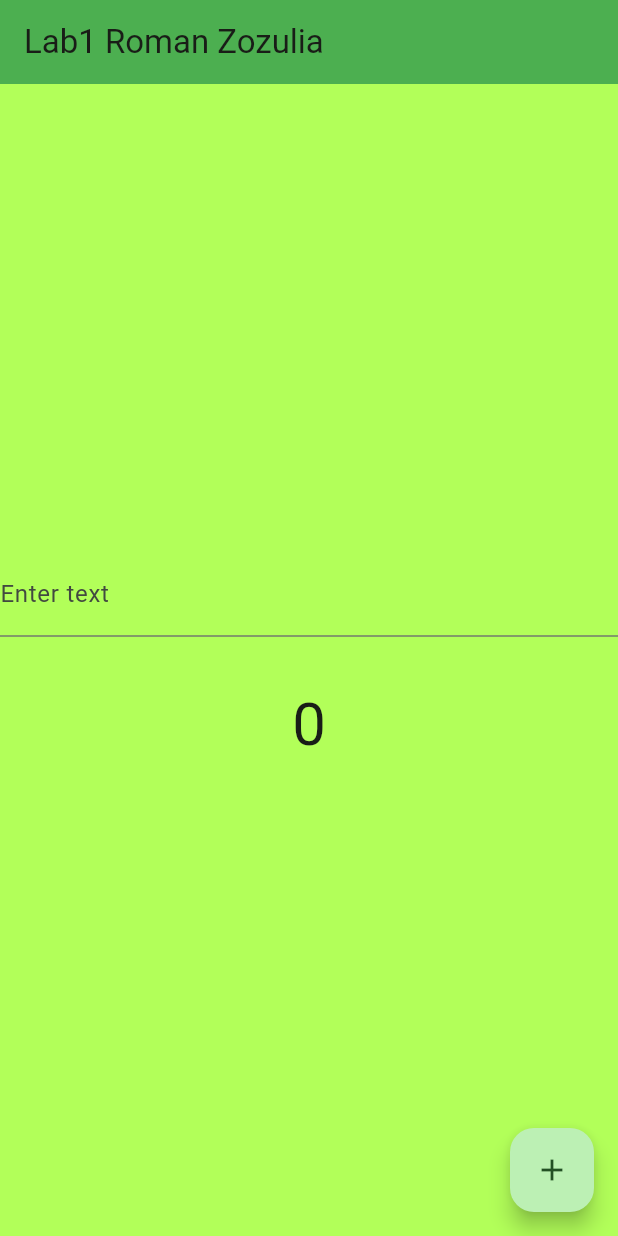
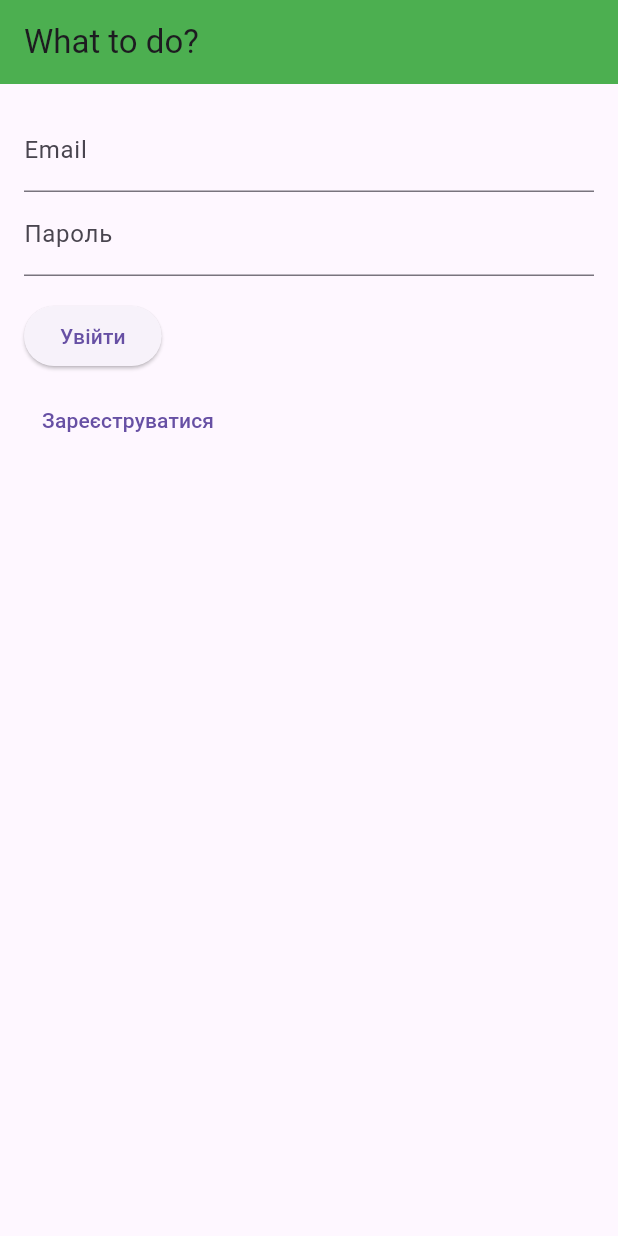
Before and after one commit to romanzeze/mobile_app, a Flutter app: the screen it shows after launch, on a phone screen of 412 x 824 dp. Run offline on Flutter 3.47's test engine with Material 3 defaults, Android fonts, the phone set to English and light mode, and no system bars.

Commit message:
finish lab2

```diff
--- a/lib/main.dart
+++ b/lib/main.dart
@@ -1,4 +1,8 @@
 import 'package:flutter/material.dart';
+import 'package:mobile_app/pages/login.dart';
+import 'package:mobile_app/pages/home.dart';
+import 'package:mobile_app/pages/registration.dart';
+import 'package:mobile_app/pages/profile.dart';
 
 void main() {
   runApp(MyApp());
@@ -8,97 +12,14 @@ class MyApp extends StatelessWidget {
   @override
   Widget build(BuildContext context) {
     return MaterialApp(
-      title: '~Lab1 Roman Zozulia',
-      theme: ThemeData(
-        colorScheme: ColorScheme.fromSeed(seedColor: Colors.green),
-        useMaterial3: true,
-
-      ),
-      home: IncrementScreen(),
+      title: 'My App',
+      initialRoute: '/login',
+      routes: {
+        '/login': (context) => LoginPage(),
+        '/home': (context) => Home(),
+        '/profile': (context) => ProfilePage(name: 'Roman', surname: 'Zozulia', photoUrl: 'photos/cat.jpg)'),
+        '/registration': (context) => RegistrationPage(),
+      },
     );
   }
 }
-
-class IncrementScreen extends StatefulWidget {
-  @override
-  _IncrementScreenState createState() => _IncrementScreenState();
-}
-
-class _IncrementScreenState extends State<IncrementScreen> {
-  int _counter = 0;
-  TextEditingController _textEditingController = TextEditingController();
-  String _errorMessage = '';
-
-  @override
-  Widget build(BuildContext context) {
-    return Scaffold(
-      appBar: AppBar(
-          title: Text('Lab1 Roman Zozulia'),
-          backgroundColor: Colors.green
-      ),
-      backgroundColor: Colors.lightGreenAccent,
-      body: Center(
-        child: Column(
-          mainAxisAlignment: MainAxisAlignment.center,
-          children: <Widget>[
-            TextField(
-              controller: _textEditingController,
-              onChanged: (value) {
-                setState(() {
-                  if (value.toLowerCase() == "avada kedavra") {
-                    _errorMessage = '';
-                  } else if (isNumeric(value)) {
-                    _errorMessage = '';
-                  } else {
-                    _errorMessage = 'Error: Only numbers are accepted';
-                  }
-                });
-              },
-              decoration: InputDecoration(
-                labelText: 'Enter text',
-                errorText: _errorMessage.isNotEmpty ? _errorMessage : null,
-              ),
-            ),
-            SizedBox(height: 30),
-            Text(
-              '$_counter',
-              style: TextStyle(fontSize: 40),
-            ),
-          ],
-        ),
-      ),
-      floatingActionButton: FloatingActionButton(
-        onPressed: () {
-          setState(() {
-            String text = _textEditingController.text;
-            if (text.toLowerCase() == "avada kedavra") {
-              _counter = 0;
-              _errorMessage = '';
-            } else if (isNumeric(text)) {
-              _counter += int.parse(text);
-              _errorMessage = '';
-            } else {
-              _errorMessage = 'Only numbers are accepted';
-            }
-            _textEditingController.clear();
-          });
-        },
-        tooltip: 'Increment',
-        child: Icon(Icons.add),
-      ),
-    );
-  }
-
-  bool isNumeric(String s) {
-    if (s == null) {
-      return false;
-    }
-    return double.tryParse(s) != null;
-  }
-
-  @override
-  void dispose() {
-    _textEditingController.dispose();
-    super.dispose();
-  }
-}
--- /dev/null
+++ b/lib/pages/login.dart
@@ -0,0 +1,57 @@
+import 'package:flutter/material.dart';
+
+void main() {
+  runApp(LoginPage());
+}
+
+class LoginPage extends StatelessWidget {
+  @override
+  Widget build(BuildContext context) {
+    return Scaffold(
+      appBar: AppBar(
+        backgroundColor: Colors.green,
+        title: Text('What to do?'),
+      ),
+      body: LoginForm(),
+    );
+  }
+}
+
+class LoginForm extends StatelessWidget {
+  @override
+  Widget build(BuildContext context) {
+    return Padding(
+      padding: EdgeInsets.all(16.0),
+      child: Column(
+        crossAxisAlignment: CrossAxisAlignment.start,
+        children: [
+          TextFormField(
+            decoration: InputDecoration(
+              labelText: 'Email',
+            ),
+          ),
+          TextFormField(
+            obscureText: true,
+            decoration: InputDecoration(
+              labelText: 'Пароль',
+            ),
+          ),
+          SizedBox(height: 16.0),
+          ElevatedButton(
+            onPressed: () {
+              Navigator.pushNamed(context, '/home'); // Перехід на сторінку home.dart
+            },
+            child: Text('Увійти'),
+          ),
+          SizedBox(height: 8.0),
+          TextButton(
+            onPressed: () {
+              Navigator.pushNamed(context, '/registration'); // Перехід на сторінку registration.dart
+            },
+            child: Text('Зареєструватися'),
+          ),
+        ],
+      ),
+    );
+  }
+}
```
Also changed, not shown: lib/pages/home.dart (added, +59 -0 lines), lib/pages/profile.dart (added, +56 -0 lines), lib/pages/registration.dart (added, +64 -0 lines), lib/photos/cat.jpg (added), 1 other file.
